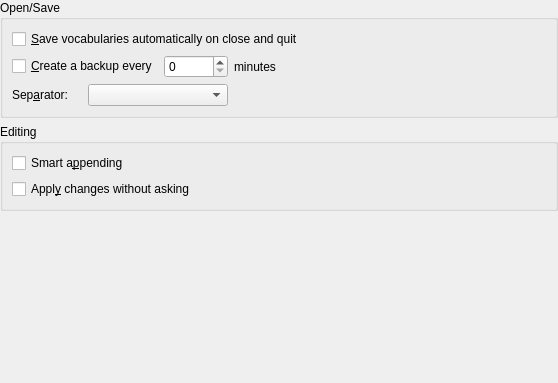
Before: the Qt Designer form src/settings/generaloptionsbase.ui in KDE/parley, drawn with Qt 5.
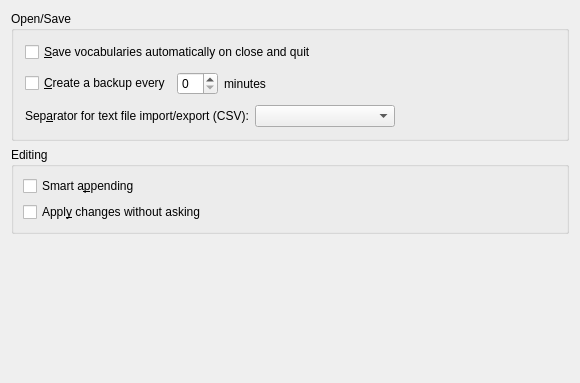
After: the same form once the commit is applied. Custom widgets are drawn as their Qt base class.

Commit message: Remove dead files. Clean up config dialog.

What changed in the file:
```diff
--- a/src/settings/generaloptionsbase.ui
+++ b/src/settings/generaloptionsbase.ui
@@ -6,70 +6,18 @@
    <rect>
     <x>0</x>
     <y>0</y>
-    <width>558</width>
+    <width>576</width>
     <height>383</height>
    </rect>
   </property>
-  <layout class="QGridLayout" >
-   <property name="leftMargin" >
-    <number>0</number>
-   </property>
-   <property name="topMargin" >
-    <number>0</number>
-   </property>
-   <property name="rightMargin" >
-    <number>0</number>
-   </property>
-   <property name="bottomMargin" >
-    <number>0</number>
-   </property>
-   <property name="horizontalSpacing" >
-    <number>6</number>
-   </property>
-   <property name="verticalSpacing" >
-    <number>6</number>
-   </property>
-   <item row="3" column="0" >
-    <spacer>
-     <property name="orientation" >
-      <enum>Qt::Vertical</enum>
-     </property>
-     <property name="sizeType" >
-      <enum>QSizePolicy::Expanding</enum>
-     </property>
-     <property name="sizeHint" >
-      <size>
-       <width>51</width>
-       <height>51</height>
-      </size>
-     </property>
-    </spacer>
-   </item>
-   <item row="0" column="0" >
+  <layout class="QVBoxLayout" >
+   <item>
     <widget class="KButtonGroup" name="kbuttongroup" >
      <property name="title" >
       <string>Open/Save</string>
      </property>
-     <layout class="QGridLayout" >
-      <property name="leftMargin" >
-       <number>9</number>
-      </property>
-      <property name="topMargin" >
-       <number>9</number>
-      </property>
-      <property name="rightMargin" >
-       <number>9</number>
-      </property>
-      <property name="bottomMargin" >
-       <number>9</number>
-      </property>
-      <property name="horizontalSpacing" >
-       <number>6</number>
-      </property>
-      <property name="verticalSpacing" >
-       <number>6</number>
-      </property>
-      <item row="0" column="0" colspan="5" >
+     <layout class="QVBoxLayout" >
+      <item>
        <widget class="QCheckBox" name="kcfg_AutoSave" >
         <property name="toolTip" >
          <string>Allow automatic saving of your work</string>
@@ -82,36 +30,9 @@
         </property>
        </widget>
       </item>
-      <item row="2" column="3" colspan="2" >
-       <spacer>
-        <property name="orientation" >
-         <enum>Qt::Horizontal</enum>
-        </property>
-        <property name="sizeType" >
-         <enum>QSizePolicy::Expanding</enum>
-        </property>
-        <property name="sizeHint" >
-         <size>
-          <width>121</width>
-          <height>20</height>
-         </size>
-        </property>
-       </spacer>
-      </item>
-      <item row="1" column="4" >
-       <spacer>
-        <property name="orientation" >
-         <enum>Qt::Horizontal</enum>
-        </property>
-        <property name="sizeHint" >
-         <size>
-          <width>61</width>
-          <height>20</height>
-         </size>
-        </property>
-       </spacer>
-      </item>
-      <item row="1" column="0" colspan="2" >
+      <item>
+       <layout class="QHBoxLayout" >
+        <item>
        <widget class="QCheckBox" name="kcfg_AutoBackup" >
         <property name="toolTip" >
          <string>Allow automatic saving of your work</string>
@@ -124,17 +45,47 @@
         </property>
        </widget>
       </item>
-      <item row="2" column="0" >
+        <item>
+         <widget class="KIntSpinBox" name="kcfg_BackupTime" />
+        </item>
+        <item>
+         <widget class="QLabel" name="lblBackupInterva" >
+          <property name="text" >
+           <string>minutes</string>
+          </property>
+          <property name="buddy" >
+           <cstring>kIntSpinBox1</cstring>
+          </property>
+         </widget>
+        </item>
+        <item>
+         <spacer>
+          <property name="orientation" >
+           <enum>Qt::Horizontal</enum>
+          </property>
+          <property name="sizeHint" >
+           <size>
+            <width>91</width>
+            <height>31</height>
+           </size>
+          </property>
+         </spacer>
+        </item>
+       </layout>
+      </item>
+      <item>
+       <layout class="QHBoxLayout" >
+        <item>
        <widget class="QLabel" name="label_sep" >
         <property name="text" >
-         <string>Sep&amp;arator:</string>
+           <string>Sep&amp;arator for text file import/export (CSV):</string>
         </property>
         <property name="buddy" >
          <cstring>SeparatorCombo</cstring>
         </property>
        </widget>
       </item>
-      <item row="2" column="1" colspan="2" >
+        <item>
        <widget class="KComboBox" name="SeparatorCombo" >
         <property name="minimumSize" >
          <size>
@@ -150,23 +101,28 @@
         </property>
        </widget>
       </item>
-      <item row="1" column="2" >
-       <widget class="KIntSpinBox" name="kcfg_BackupTime" />
-      </item>
-      <item row="1" column="3" >
-       <widget class="QLabel" name="lblBackupInterva" >
-        <property name="text" >
-         <string>minutes</string>
-        </property>
-        <property name="buddy" >
-         <cstring>kIntSpinBox1</cstring>
-        </property>
-       </widget>
-      </item>
-     </layout>
+        <item>
+         <spacer>
+          <property name="orientation" >
+           <enum>Qt::Horizontal</enum>
+          </property>
+          <property name="sizeType" >
+           <enum>QSizePolicy::Expanding</enum>
+          </property>
+          <property name="sizeHint" >
+           <size>
+            <width>121</width>
+            <height>20</height>
+           </size>
+          </property>
+         </spacer>
+        </item>
+       </layout>
+      </item>
+     </layout>
     </widget>
    </item>
-   <item row="1" column="0" >
+   <item>
     <widget class="KButtonGroup" name="editingGroup" >
      <property name="title" >
       <string>Editing</string>
@@ -219,6 +175,22 @@
      </layout>
     </widget>
    </item>
+   <item>
+    <spacer>
+     <property name="orientation" >
+      <enum>Qt::Vertical</enum>
+     </property>
+     <property name="sizeType" >
+      <enum>QSizePolicy::Expanding</enum>
+     </property>
+     <property name="sizeHint" >
+      <size>
+       <width>558</width>
+       <height>81</height>
+      </size>
+     </property>
+    </spacer>
+   </item>
   </layout>
  </widget>
  <layoutdefault spacing="6" margin="11" />
```
Lines whose indentation alone changed are shown as unchanged. The commit also changes 7 other files.
